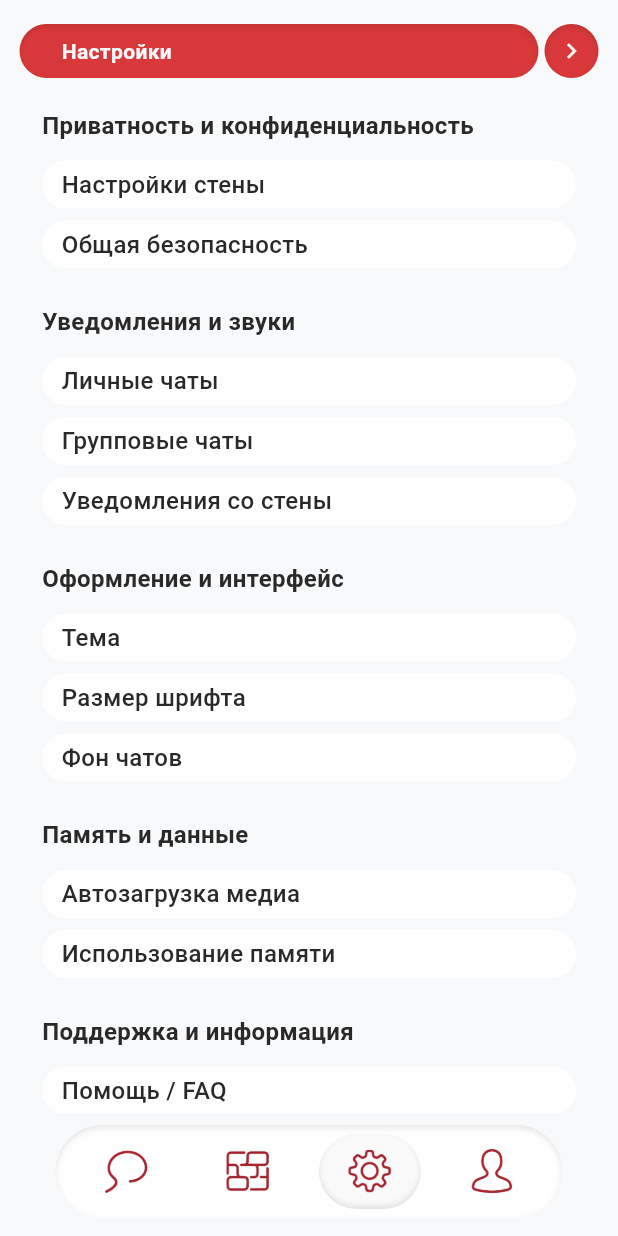
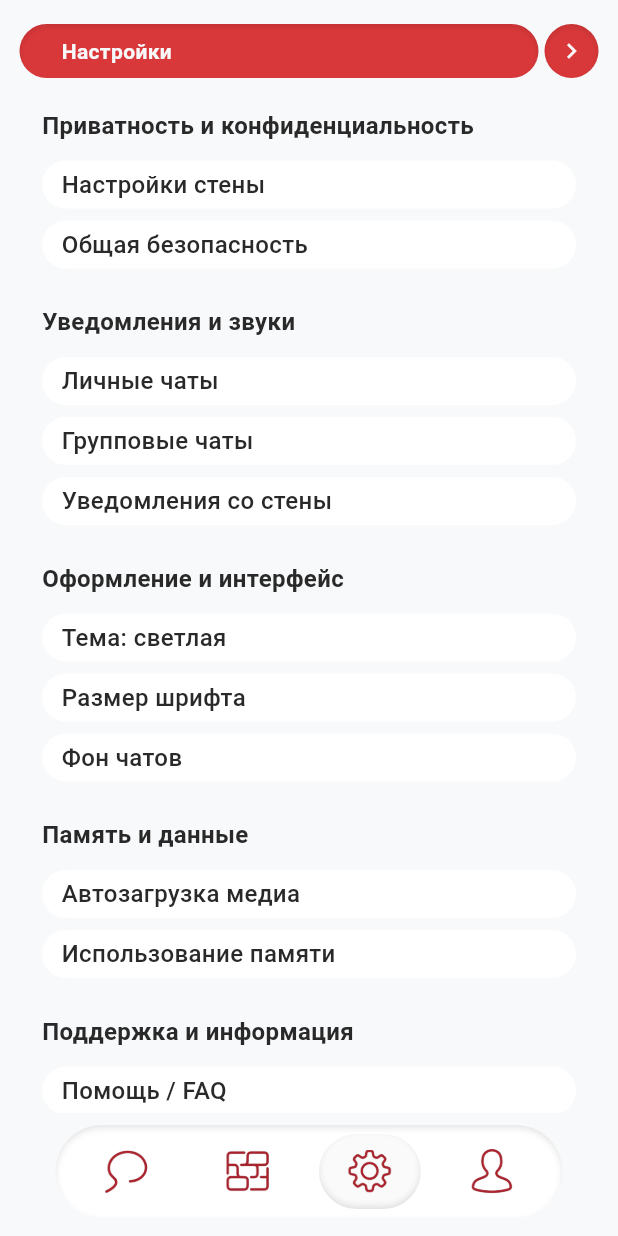
Before and after one commit to fonsski/A, a Flutter app: the HomeShell screen opened directly, item 3 of the bottom bar chosen, on a phone screen of 412 x 824 dp. Run offline on Flutter 3.47's test engine with Material 3 defaults, Android fonts, the phone set to English and light mode, and no system bars; our stand-ins replace image_picker, shared_preferences, supabase_flutter; accounts and stored records are empty; Roboto replaces fonts that are missing (RobotoFlex).

Commit message:
Persist theme choice
Theme survives restarts via shared_preferences; the settings row
now shows and toggles it too (in addition to the DARK button).

```diff
--- a/lib/screens/settings_screen.dart
+++ b/lib/screens/settings_screen.dart
@@ -1,6 +1,7 @@
 import 'package:flutter/material.dart';
 
 import '../auth/auth_repository.dart';
+import '../main.dart';
 import '../theme.dart';
 import '../widgets/common.dart';
 import 'privacy_screen.dart';
@@ -34,7 +35,13 @@ class SettingsScreen extends StatelessWidget {
               const _SettingsRow('Уведомления со стены'),
               const SizedBox(height: 16),
               const _SectionTitle('Оформление и интерфейс'),
-              const _SettingsRow('Тема'),
+              _SettingsRow(
+                'Тема: ${themeMode.value == ThemeMode.dark ? 'тёмная' : 'светлая'}',
+                onTap: () => themeMode.value =
+                    themeMode.value == ThemeMode.dark
+                        ? ThemeMode.light
+                        : ThemeMode.dark,
+              ),
               const _SettingsRow('Размер шрифта'),
               const _SettingsRow('Фон чатов'),
               const SizedBox(height: 16),
--- a/pubspec.yaml
+++ b/pubspec.yaml
@@ -35,6 +35,7 @@ dependencies:
   # Use with the CupertinoIcons class for iOS style icons.
   cupertino_icons: ^1.0.8
   image_picker: ^1.1.2
+  shared_preferences: ^2.5.0
   supabase_flutter: ^2.8.0
 
 dev_dependencies:
```
Also changed, not shown: lib/main.dart (+13 -1 lines), pubspec.lock, 1 other file.
